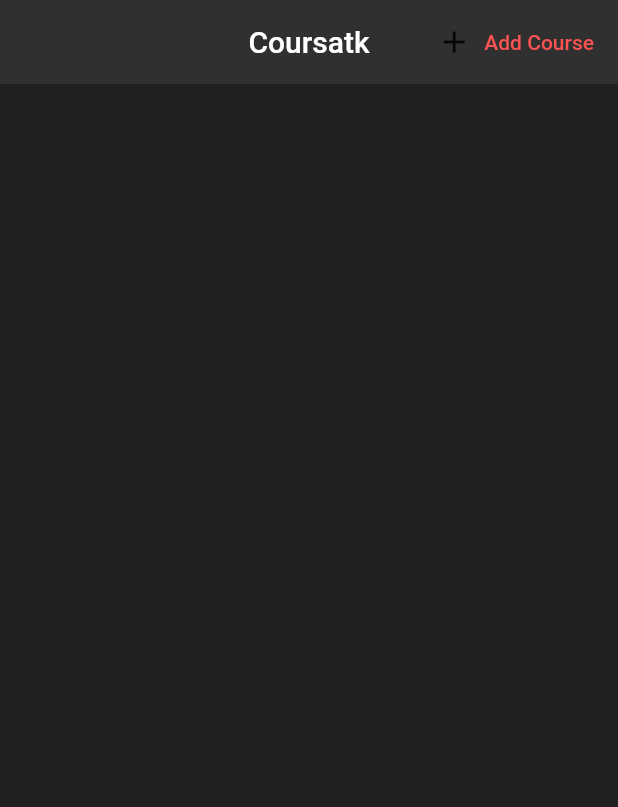
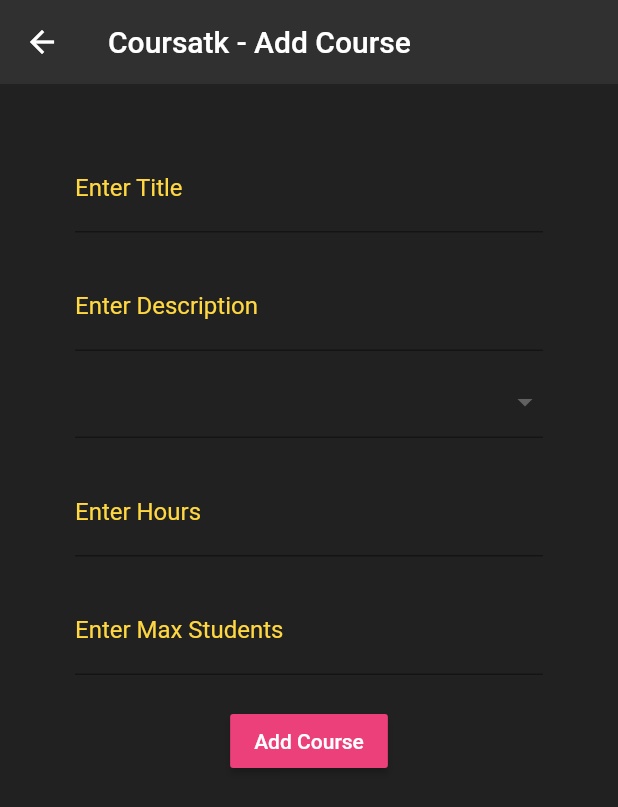
Before and after one commit to mohamedkaioken/Professor, a Flutter app: the screen it shows after launch, after a tap on "Add Course", on a phone screen of 412 x 824 dp. Shown: the top 807 px of the screen. Run offline on Flutter 3.47's test engine with Material 2 defaults, Android fonts, the phone set to English and light mode, and no system bars; our stand-ins replace cloud_firestore; accounts and stored records are empty.

Commit message:
Make The Add Course Function

```diff
--- a/lib/main.dart
+++ b/lib/main.dart
@@ -1,4 +1,5 @@
 import 'package:flutter/material.dart';
+import 'package:professor_app/screens/home.dart';
 
 void main() => runApp(MyApp());
 
@@ -7,31 +8,7 @@ class MyApp extends StatelessWidget {
   @override
   Widget build(BuildContext context) {
     return MaterialApp(
-      home: Scaffold(
-      backgroundColor: Colors.grey[900],
-      appBar: AppBar(
-        title: Text('Coursatk'),
-        centerTitle: true,
-        elevation: 0.0,
-        backgroundColor: Colors.grey[850],
-        actions: <Widget>[
-      FlatButton.icon(
-      icon: Icon(Icons.add),
-        label: Text('Add Course', style: TextStyle(color: Colors.redAccent,)),
-        onPressed: () {},
-      )
-        ],
-      ),
-      body: Row(
-        mainAxisAlignment: MainAxisAlignment.center,
-        children: <Widget>[
-          Column(
-            mainAxisAlignment: MainAxisAlignment.center,
-            children: <Widget>[],
-          )
-        ],
-      ),
-    ),
+      home: Home(),
     );
   }
 }
--- /dev/null
+++ b/lib/models/courses.dart
@@ -0,0 +1,9 @@
+class Course {
+  final String title;
+  final String description;
+  final String majors;
+  final String hours;
+  final String maxStudents;
+
+  Course({this.title,this.description,this.majors,this.hours,this.maxStudents});
+}
--- /dev/null
+++ b/lib/screens/add_course.dart
@@ -0,0 +1,116 @@
+import 'package:flutter/material.dart';
+import 'package:flutter/services.dart';
+import 'package:professor_app/services/database.dart';
+
+class AddCourse extends StatefulWidget {
+  @override
+  _AddCourseState createState() => _AddCourseState();
+}
+
+class _AddCourseState extends State<AddCourse> {
+
+  final _formKey = GlobalKey<FormState>();
+  String title;
+  String description;
+  String _majors;
+  final List<String> majors = ['Development','Design','Business'];
+  String hours;
+  String maxStudents;
+
+  @override
+  Widget build(BuildContext context) {
+    return  Scaffold(
+        backgroundColor: Colors.grey[900],
+        appBar: AppBar(
+          backgroundColor: Colors.grey[850],
+          elevation: 0.0,
+          title: Text('Coursatk - Add Course'),
+            ),
+        body: Container(
+          padding: EdgeInsets.symmetric(vertical: 20.0, horizontal: 50.0),
+          child: Form(
+            key: _formKey,
+              child: Column(
+                children: <Widget>[
+                  SizedBox(height: 20.0,),
+                  TextFormField(
+                    onChanged: (val){
+                      setState(() => title = val);
+                    },
+                    autocorrect: false,
+                    style: TextStyle(color: Colors.redAccent),
+                    decoration: InputDecoration(
+                      labelText: 'Enter Title',
+                      labelStyle: TextStyle(color: Colors.amberAccent),
+                    ),
+                  ),
+                  SizedBox(height: 20.0,),
+                  TextFormField(
+                    onChanged: (val){
+                      setState(() => description = val);
+                    },
+                    autocorrect: false,
+                    style: TextStyle(color: Colors.redAccent),
+                    decoration: InputDecoration(
+                      labelText: 'Enter Description',
+                      labelStyle: TextStyle(color: Colors.amberAccent),
+                    ),
+                  ),
+                  SizedBox(height: 10.0),
+                  DropdownButtonFormField(
+                    value: _majors,
+                    items: majors.map((String major) {
+                      return DropdownMenuItem(
+                        value: major,
+                        child: Text('$major'),
+                      );
+                    }).toList(),
+                    onChanged: (val) => setState(() => _majors = val ),
+                  ),
+                  SizedBox(height: 20.0,),
+                  TextFormField(
+                    onChanged: (val){
+                      setState(() => hours = val);
+                    },
+                    autocorrect: false,
+                    style: TextStyle(color: Colors.redAccent),
+                    decoration: InputDecoration(
+                      labelText: 'Enter Hours',
+                      labelStyle: TextStyle(color: Colors.amberAccent),
+                    ),
+                    keyboardType: TextInputType.number,
+                    inputFormatters: [WhitelistingTextInputFormatter.digitsOnly],
+                  ),
+                  SizedBox(height: 20.0,),
+                  TextFormField(
+                    onChanged: (val){
+                      setState(() => maxStudents = val);
+                    },
+                    autocorrect: false,
+                    style: TextStyle(color: Colors.redAccent),
+                    decoration: InputDecoration(
+                      labelText: 'Enter Max Students',
+                      labelStyle: TextStyle(color: Colors.amberAccent),
+                    ),
+                    keyboardType: TextInputType.number,
+                  ),
+                  SizedBox(height: 20.0,),
+                  RaisedButton(
+                    color: Colors.pink[400],
+                    child: Text(
+                      'Add Course',
+                      style: TextStyle(color: Colors.white),
+                    ),
+                    onPressed: () async {
+                      DatabaseService().addCourseData(title,description,_majors,hours,maxStudents);
+
+                    } ,
+                  ),
+                ],
+
+              )
+          ),
+        )
+    );
+  }
+}
--- /dev/null
+++ b/lib/screens/home.dart
@@ -0,0 +1,36 @@
+import 'package:flutter/material.dart';
+import 'package:professor_app/screens/add_course.dart';
+
+class Home extends StatelessWidget {
+  @override
+  Widget build(BuildContext context) {
+    return Scaffold(
+      backgroundColor: Colors.grey[900],
+      appBar: AppBar(
+        title: Text('Coursatk'),
+        centerTitle: true,
+        elevation: 0.0,
+        backgroundColor: Colors.grey[850],
+        actions: <Widget>[
+          FlatButton.icon(
+            icon: Icon(Icons.add),
+            label: Text('Add Course', style: TextStyle(color: Colors.redAccent,)),
+            onPressed: () {
+              Navigator.push(context, MaterialPageRoute(builder: (context) => AddCourse()));
+
+            },
+          )
+        ],
+      ),
+      body: Row(
+        mainAxisAlignment: MainAxisAlignment.center,
+        children: <Widget>[
+          Column(
+            mainAxisAlignment: MainAxisAlignment.center,
+            children: <Widget>[],
+          )
+        ],
+      ),
+    );
+  }
+}
--- /dev/null
+++ b/lib/services/database.dart
@@ -0,0 +1,16 @@
+import 'package:cloud_firestore/cloud_firestore.dart';
+import 'package:professor_app/models/courses.dart';
+
+class DatabaseService {
+  final CollectionReference courseCollection = Firestore.instance.collection('course');
+
+  Future addCourseData(String title, String description, String majors, String hours, String maxStudents) async{
+    return await courseCollection.document(title).setData({
+      'title': title,
+      'description': description,
+      'majors': majors,
+      'maxStudents': maxStudents,
+      'hours': hours,
+    });
+  }
+}
--- a/pubspec.yaml
+++ b/pubspec.yaml
@@ -14,7 +14,7 @@ description: A new Flutter application.
 version: 1.0.0+1
 
 environment:
-  sdk: ">=2.1.0 <3.0.0"
+  sdk: ">=2.2.0 <3.0.0"
 
 dependencies:
   flutter:
```
